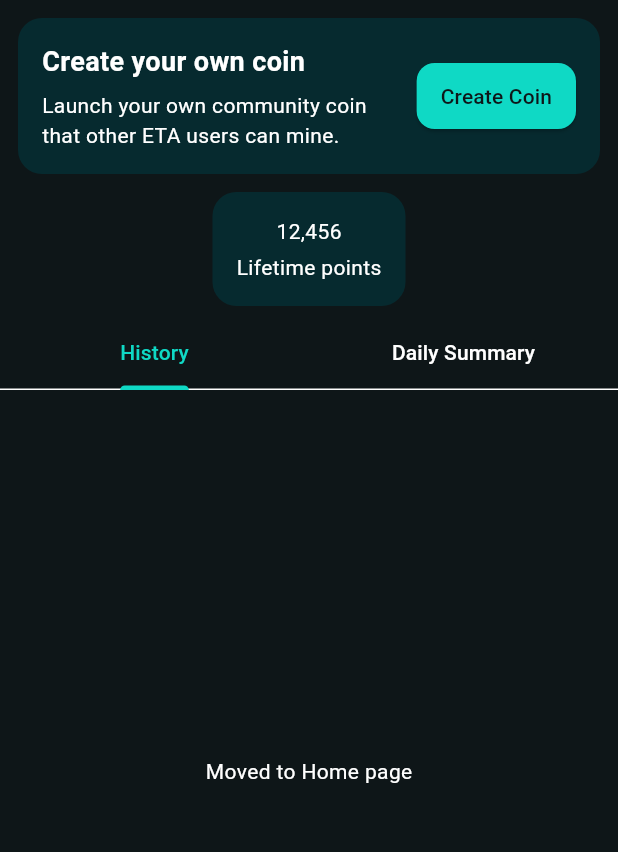
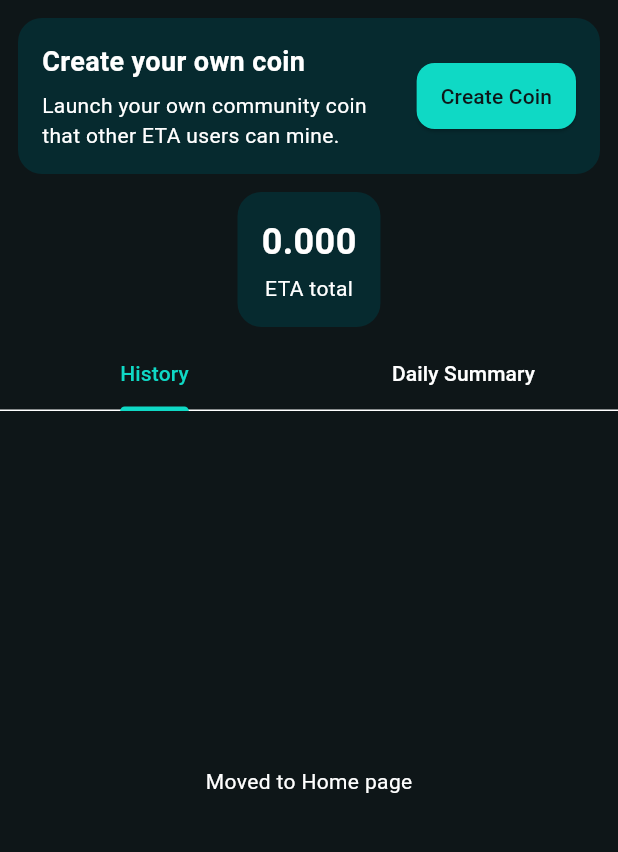
Before and after one commit to SalamMohammed/eta_network_admin_V2, a Flutter app: the BalancePage screen opened directly, on a phone screen of 412 x 824 dp, the part 84-936 px from its top. Run offline on Flutter 3.47's test engine with Material 3 defaults, Android fonts, the phone set to English and light mode, and no system bars; our stand-ins replace cloud_firestore, file_picker, firebase_auth, firebase_core, firebase_storage, shared_preferences; missing offline and left inert: dart:html; accounts and stored records are empty.

Commit message:
V16 refactor: simplify firebase initialization and add realtime balance tracking
- Remove platform-specific firebase initialization in favor of unified approach
- Implement realtime balance tracking using Firestore stream
- Update balance display to show dynamic values from user document

```diff
--- a/lib/main.dart
+++ b/lib/main.dart
@@ -8,16 +8,7 @@ import 'package:flutter/foundation.dart'
 
 Future<void> main() async {
   WidgetsFlutterBinding.ensureInitialized();
-  if (kIsWeb ||
-      defaultTargetPlatform == TargetPlatform.android ||
-      defaultTargetPlatform == TargetPlatform.iOS ||
-      defaultTargetPlatform == TargetPlatform.windows) {
-    await Firebase.initializeApp(
-      options: DefaultFirebaseOptions.currentPlatform,
-    );
-  } else {
-    await Firebase.initializeApp();
-  }
+  await Firebase.initializeApp(options: DefaultFirebaseOptions.currentPlatform);
   runApp(const MyApp());
 }
 
--- a/lib/mobile/balance/balance_page.dart
+++ b/lib/mobile/balance/balance_page.dart
@@ -1,5 +1,8 @@
 import 'package:flutter/material.dart';
+import 'package:firebase_auth/firebase_auth.dart';
+import 'package:cloud_firestore/cloud_firestore.dart';
 import '../../shared/theme/colors.dart';
+import '../../shared/firestore_constants.dart';
 import 'my_coin_block.dart';
 
 class BalancePage extends StatefulWidget {
@@ -27,19 +30,46 @@ class _BalancePageState extends State<BalancePage>
       body: Column(
         children: [
           const Padding(padding: EdgeInsets.all(12), child: MyCoinBlock()),
-          Container(
+          Builder(
+            builder: (context) {
+              final uid = FirebaseAuth.instance.currentUser?.uid;
+              if (uid == null) {
+                return const SizedBox.shrink();
+              }
+              return StreamBuilder<DocumentSnapshot<Map<String, dynamic>>>(
+                stream: FirebaseFirestore.instance
+                    .collection(FirestoreConstants.users)
+                    .doc(uid)
+                    .snapshots(),
+                builder: (context, snap) {
+                  final d = snap.data?.data() ?? {};
+                  final total =
+                      (d[FirestoreUserFields.totalPoints] as num?)
+                          ?.toDouble() ??
+                      0.0;
+                  return Container(
                     padding: const EdgeInsets.all(16),
                     decoration: BoxDecoration(
                       color: AppColors.primaryBackground,
                       borderRadius: BorderRadius.circular(16),
                     ),
                     child: Column(
-              children: const [
-                Text('12,456'),
-                SizedBox(height: 4),
-                Text('Lifetime points'),
+                      children: [
+                        Text(
+                          total.toStringAsFixed(3),
+                          style: const TextStyle(
+                            fontSize: 24,
+                            fontWeight: FontWeight.w700,
+                          ),
+                        ),
+                        const SizedBox(height: 4),
+                        const Text('ETA total'),
                       ],
                     ),
+                  );
+                },
+              );
+            },
           ),
           const SizedBox(height: 8),
           TabBar(
```
Lines whose indentation alone changed are shown as unchanged.
